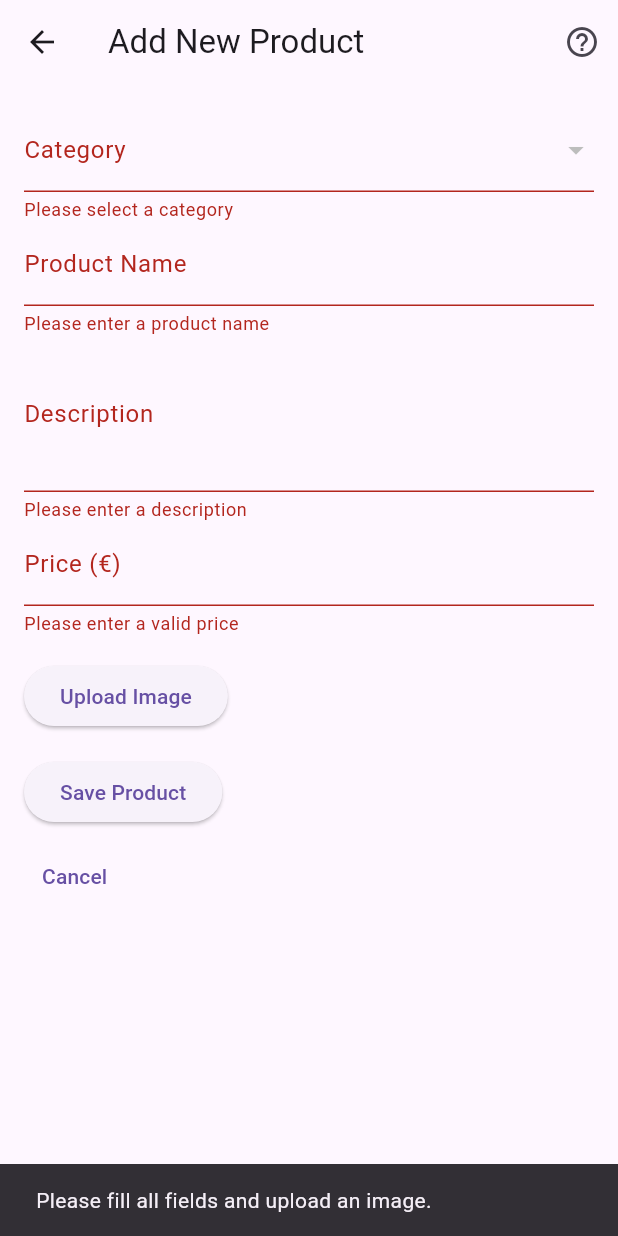
After one commit to menabebawy/flowers_shop_mvp, a Flutter app: the AddProductScreen screen opened directly, after a tap on "Save Product", on a phone screen of 412 x 824 dp. The commit adds this screen. Run offline on Flutter 3.47's test engine with Material 3 defaults, Android fonts, the phone set to English and light mode, and no system bars; our stand-ins replace badges, cloud_firestore, firebase_auth, firebase_core, firebase_storage, image_picker and 1 more; accounts and stored records are empty; generated files the repository leaves out were written again.

Commit message:
Admin is able to create new product

```diff
--- /dev/null
+++ b/lib/screens/admin/add_product_screen.dart
@@ -0,0 +1,185 @@
+import 'dart:io';
+
+import 'package:cloud_firestore/cloud_firestore.dart';
+import 'package:firebase_storage/firebase_storage.dart';
+import 'package:flutter/material.dart';
+import 'package:image_picker/image_picker.dart';
+
+class AddProductScreen extends StatefulWidget {
+  @override
+  _AddProductScreenState createState() => _AddProductScreenState();
+}
+
+class _AddProductScreenState extends State<AddProductScreen> {
+  final _formKey = GlobalKey<FormState>();
+  String? _selectedCategory;
+  String _productName = '';
+  String _description = '';
+  double? _price;
+  File? _imageFile;
+  String? _imageUrl;
+
+  List<String> _categories = [];
+
+  @override
+  void initState() {
+    super.initState();
+    _fetchCategories();
+  }
+
+  Future<void> _fetchCategories() async {
+    final querySnapshot =
+        await FirebaseFirestore.instance.collection('categories').get();
+    setState(() {
+      _categories =
+          querySnapshot.docs.map((doc) => doc['name'].toString()).toList();
+    });
+  }
+
+  Future<void> _pickImage() async {
+    final pickedFile =
+        await ImagePicker().pickImage(source: ImageSource.gallery);
+    if (pickedFile != null) {
+      setState(() {
+        _imageFile = File(pickedFile.path);
+      });
+    }
+  }
+
+  Future<void> _uploadImage() async {
+    if (_imageFile == null) return;
+    final storageRef = FirebaseStorage.instance.ref();
+    final fileName = DateTime.now().millisecondsSinceEpoch.toString();
+    final imageRef = storageRef.child('products/$fileName');
+
+    await imageRef.putFile(_imageFile!);
+    final url = await imageRef.getDownloadURL();
+    setState(() {
+      _imageUrl = url;
+    });
+  }
+
+  Future<void> _saveProduct() async {
+    if (_formKey.currentState!.validate() && _imageUrl != null) {
+      _formKey.currentState!.save();
+      final product = {
+        'categoryId': _selectedCategory,
+        'name': _productName,
+        'description': _description,
+        'price': _price,
+        'imageUrl': _imageUrl,
+        'createdAt': Timestamp.now(),
+      };
+
+      await FirebaseFirestore.instance.collection('products').add(product);
+      ScaffoldMessenger.of(context).showSnackBar(
+        const SnackBar(content: Text('Product added successfully!')),
+      );
+      Navigator.pop(context);
+    } else {
+      ScaffoldMessenger.of(context).showSnackBar(
+        const SnackBar(
+            content: Text('Please fill all fields and upload an image.')),
+      );
+    }
+  }
+
+  @override
+  Widget build(BuildContext context) {
+    return Scaffold(
+      appBar: AppBar(
+        title: const Text('Add New Product'),
+        actions: [
+          IconButton(
+            icon: const Icon(Icons.help_outline),
+            onPressed: () {
+              // Add help functionality here.
+            },
+          ),
+        ],
+      ),
+      body: Padding(
+        padding: const EdgeInsets.all(16.0),
+        child: Form(
+          key: _formKey,
+          child: SingleChildScrollView(
+            child: Column(
+              crossAxisAlignment: CrossAxisAlignment.start,
+              children: [
+                DropdownButtonFormField<String>(
+                  decoration: const InputDecoration(labelText: 'Category'),
+                  value: _selectedCategory,
+                  items: _categories.map((category) {
+                    return DropdownMenuItem(
+                      value: category,
+                      child: Text(category),
+                    );
+                  }).toList(),
+                  onChanged: (value) {
+                    setState(() {
+                      _selectedCategory = value;
+                    });
+                  },
+                  validator: (value) =>
+                      value == null ? 'Please select a category' : null,
+                ),
+                TextFormField(
+                  decoration: const InputDecoration(labelText: 'Product Name'),
+                  onSaved: (value) => _productName = value!,
+                  validator: (value) =>
+                      value!.isEmpty ? 'Please enter a product name' : null,
+                ),
+                TextFormField(
+                  decoration: const InputDecoration(labelText: 'Description'),
+                  maxLines: 3,
+                  onSaved: (value) => _description = value!,
+                  validator: (value) =>
+                      value!.isEmpty ? 'Please enter a description' : null,
+                ),
+                TextFormField(
+                  decoration: const InputDecoration(labelText: 'Price (€)'),
+                  keyboardType: TextInputType.number,
+                  onSaved: (value) => _price = double.tryParse(value!),
+                  validator: (value) =>
+                      value == null || double.tryParse(value) == null
+                          ? 'Please enter a valid price'
+                          : null,
+                ),
+                const SizedBox(height: 16),
+                Row(
+                  children: [
+                    ElevatedButton(
+                      onPressed: _pickImage,
+                      child: const Text('Upload Image'),
+                    ),
+                    const SizedBox(width: 16),
+                    if (_imageFile != null)
+                      Image.file(
+                        _imageFile!,
+                        width: 100,
+                        height: 100,
+                        fit: BoxFit.cover,
+                      ),
+                  ],
+                ),
+                const SizedBox(height: 16),
+                ElevatedButton(
+                  onPressed: () async {
+                    await _uploadImage();
+                    _saveProduct();
+                  },
+                  child: const Text('Save Product'),
+                ),
+                const SizedBox(height: 8),
+                TextButton(
+                  onPressed: () => Navigator.pop(context),
+                  child: const Text('Cancel'),
+                ),
+              ],
+            ),
+          ),
+        ),
+      ),
+    );
+  }
+}
```
Also changed, not shown: lib/screens/dashboard/dashboard_screen.dart (+41 -34 lines).
